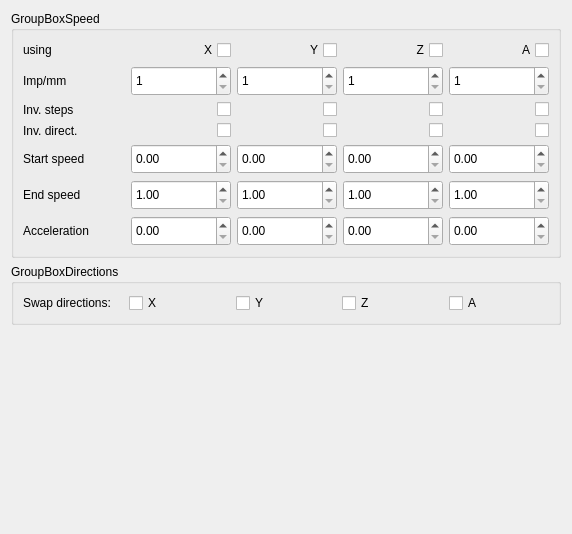
First picture: the form in sources/forms/sSpeed.ui, repository eduard-x/cnc-qt, before the edit.
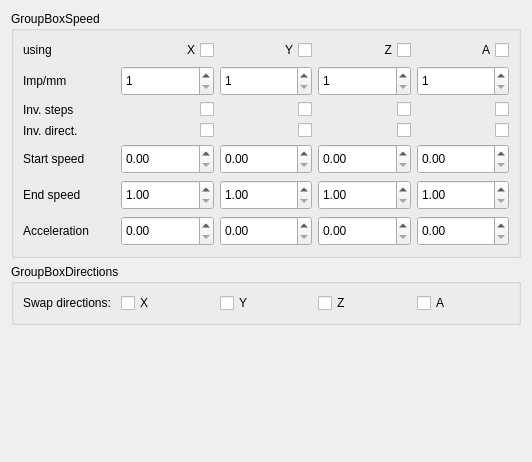
Second picture: the form after the edit.

Diff of the .ui file:
```diff
--- a/sources/forms/sSpeed.ui
+++ b/sources/forms/sSpeed.ui
@@ -6,8 +6,8 @@
    <rect>
     <x>0</x>
     <y>0</y>
-    <width>572</width>
-    <height>534</height>
+    <width>532</width>
+    <height>462</height>
    </rect>
   </property>
   <property name="sizePolicy">
```
